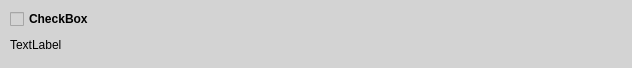
Qt form matterbox.ui (MindfulMeadow-Dev-Team/MindfulMeadow) before a commit.
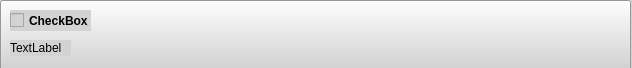
The same form after that commit.

What changed in the file:
```diff
--- a/matterbox.ui
+++ b/matterbox.ui
@@ -16,7 +16,7 @@
   <property name="styleSheet">
    <string notr="true">background-color:lightgrey</string>
   </property>
-  <widget class="QWidget" name="">
+  <widget class="QPushButton" name="underlyingBtn">
    <property name="geometry">
     <rect>
      <x>0</x>
@@ -25,21 +25,19 @@
      <height>71</height>
     </rect>
    </property>
-   <layout class="QVBoxLayout" name="verticalLayout">
-    <property name="spacing">
-     <number>0</number>
-    </property>
-    <property name="leftMargin">
-     <number>10</number>
-    </property>
-    <property name="topMargin">
-     <number>0</number>
-    </property>
-    <property name="bottomMargin">
-     <number>10</number>
-    </property>
-    <item>
+   <property name="text">
+    <string/>
+   </property>
+  </widget>
      <widget class="QCheckBox" name="checkBox">
+   <property name="geometry">
+    <rect>
+     <x>10</x>
+     <y>10</y>
+     <width>81</width>
+     <height>21</height>
+    </rect>
+   </property>
       <property name="sizePolicy">
        <sizepolicy hsizetype="Fixed" vsizetype="Maximum">
         <horstretch>0</horstretch>
@@ -55,9 +53,15 @@
        <string>CheckBox</string>
       </property>
      </widget>
-    </item>
-    <item>
      <widget class="QLabel" name="description">
+   <property name="geometry">
+    <rect>
+     <x>10</x>
+     <y>40</y>
+     <width>61</width>
+     <height>16</height>
+    </rect>
+   </property>
       <property name="sizePolicy">
        <sizepolicy hsizetype="Preferred" vsizetype="Maximum">
         <horstretch>0</horstretch>
@@ -67,9 +71,6 @@
       <property name="text">
        <string>TextLabel</string>
       </property>
-     </widget>
-    </item>
-   </layout>
   </widget>
  </widget>
  <resources/>
```
Lines whose indentation alone changed are shown as unchanged.
